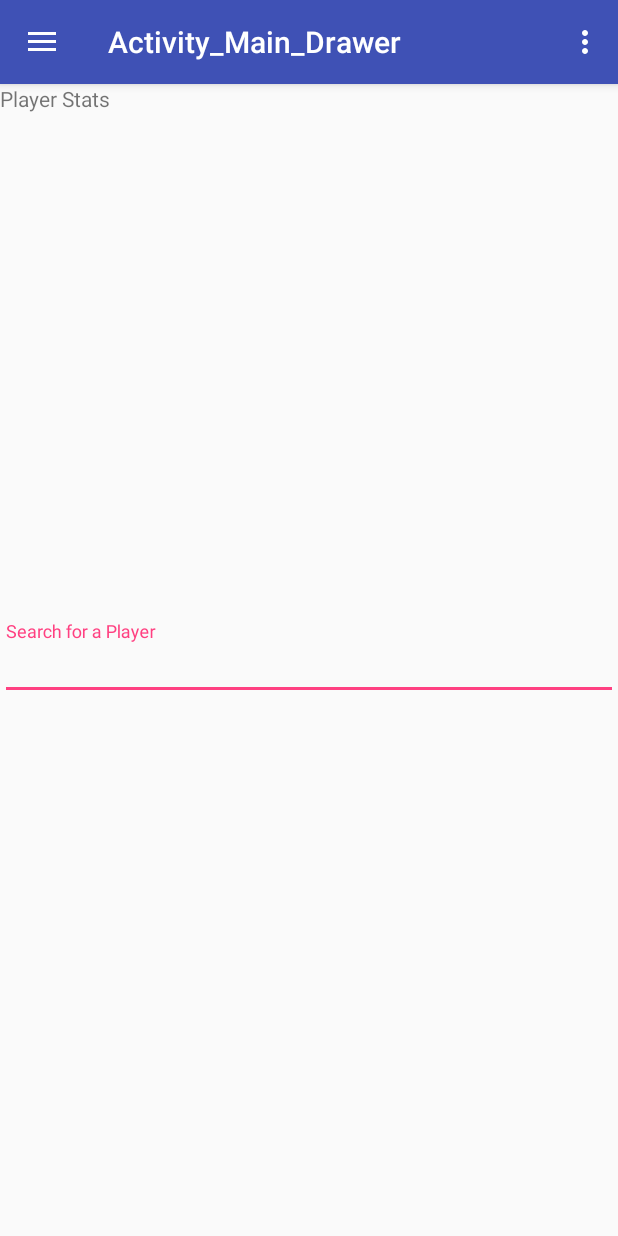
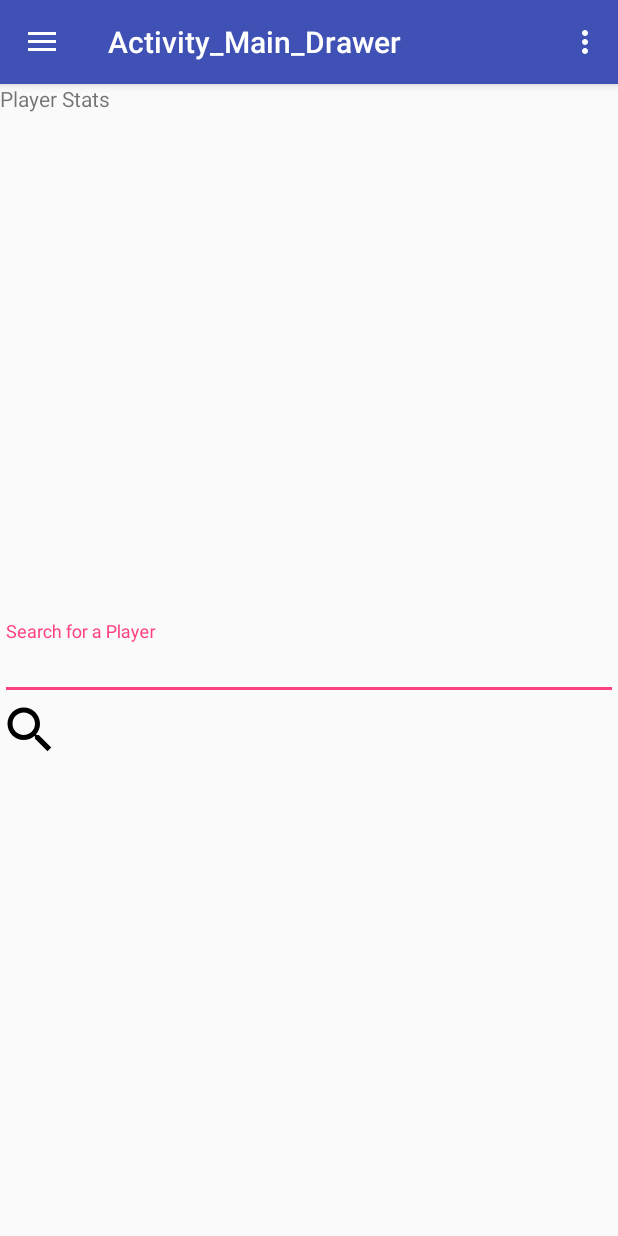
Before and after one commit to jamesmattos55/Footballguide, an Android app: the screen it shows after launch (MainActivity), after a tap on "Statistics", on a phone screen of 412 x 824 dp. Run offline under Robolectric (Android 15) with nearby library versions, the phone set to English and light mode, and no system bars; libraries missing offline, so code that uses them is left out: com.facebook.stetho; 1 statement that could not run was skipped; 1 other tap on this screen came first.

```diff
--- a/app/src/main/java/edu/cnm/deepdive/footballguide/controller/RulesFragment.java
+++ b/app/src/main/java/edu/cnm/deepdive/footballguide/controller/RulesFragment.java
@@ -15,7 +15,6 @@ public class RulesFragment extends Fragment {
   @Override
   public View onCreateView(LayoutInflater inflater, ViewGroup container,
       Bundle savedInstanceState) {
-    // Inflate the layout for this fragment
     return inflater.inflate(R.layout.fragment_rules, container, false);
   }
 }
--- /dev/null
+++ b/app/src/main/res/drawable/ic_search_black.xml
@@ -0,0 +1,9 @@
+<vector xmlns:android="http://schemas.android.com/apk/res/android"
+        android:width="24dp"
+        android:height="24dp"
+        android:viewportWidth="24.0"
+        android:viewportHeight="24.0">
+    <path
+        android:fillColor="#FF000000"
+        android:pathData="M15.5,14h-0.79l-0.28,-0.27C15.41,12.59 16,11.11 16,9.5 16,5.91 13.09,3 9.5,3S3,5.91 3,9.5 5.91,16 9.5,16c1.61,0 3.09,-0.59 4.23,-1.57l0.27,0.28v0.79l5,4.99L20.49,19l-4.99,-5zM9.5,14C7.01,14 5,11.99 5,9.5S7.01,5 9.5,5 14,7.01 14,9.5 11.99,14 9.5,14z"/>
+</vector>
--- a/app/src/main/res/layout/fragment_player_stats.xml
+++ b/app/src/main/res/layout/fragment_player_stats.xml
@@ -27,6 +27,15 @@
 
   </android.support.design.widget.TextInputLayout>
 
+  <Button
+    android:id="@+id/search_button"
+    android:background="@drawable/ic_search_black"
+    android:layout_width="40dp"
+    android:layout_height="40dp"
+    app:layout_constraintTop_toBottomOf="@+id/player_search_container"
+
+    />
+
   <TextView
     android:id="@+id/playerStatsHeader"
     android:layout_width="wrap_content"
```
Also changed, not shown: app/src/main/java/edu/cnm/deepdive/footballguide/controller/PlayerStatsFragment.java (+84 -2 lines).
